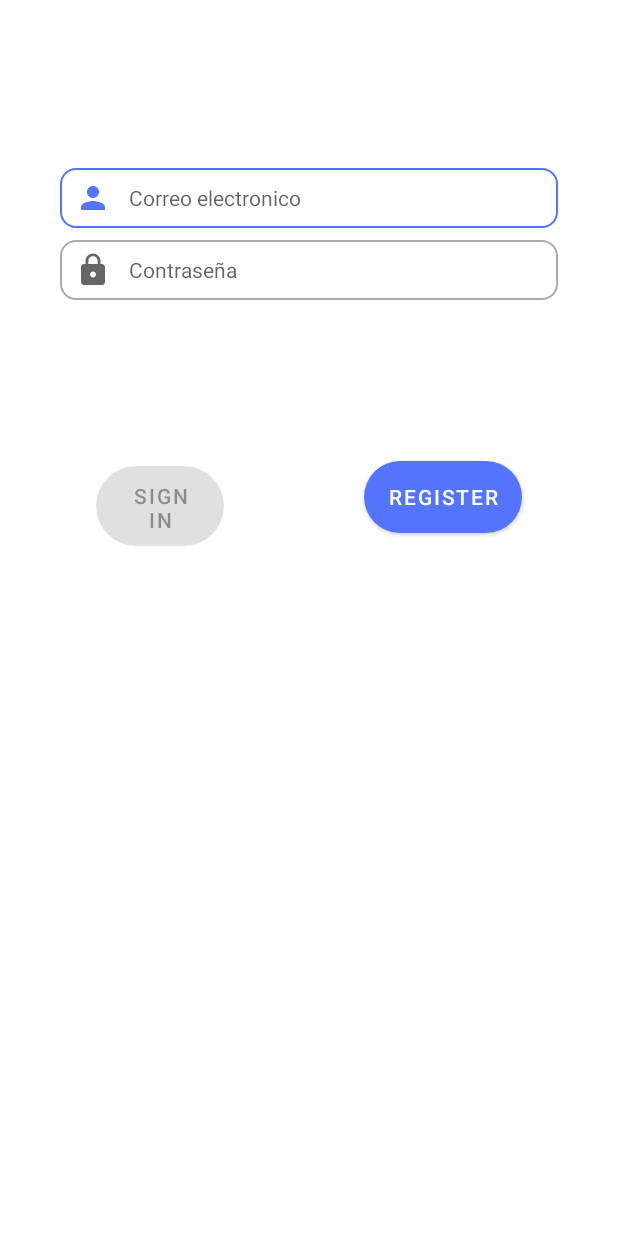
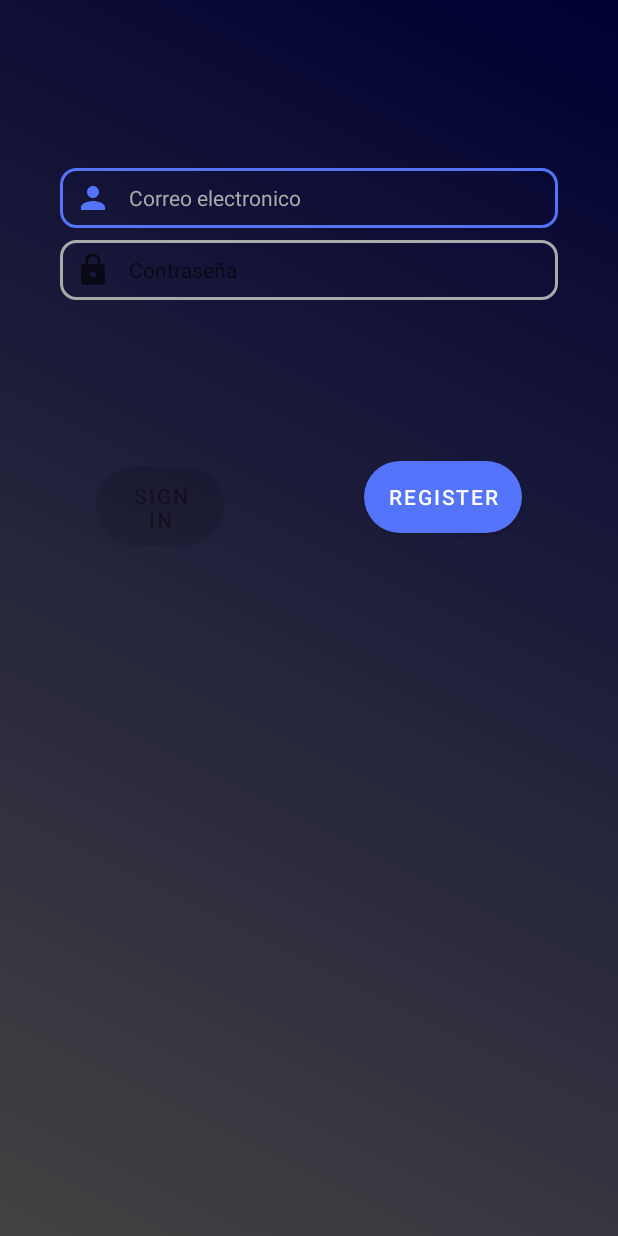
Before and after one commit to fxop0218/AdministradorGym, an Android app: the screen it shows after launch once a user with an empty profile is signed in (LoginActivity), on a phone screen of 412 x 824 dp. Run offline under Robolectric (Android 15) with nearby library versions, the phone set to English and light mode, and no system bars; our stand-ins replace Firebase (no records; nobody signed in at launch, a user with empty details on screens opened directly); libraries missing offline, so code that uses them is left out: com.lusfold.spinnerloading; 2 statements that could not run were skipped.

```diff
--- a/app/src/main/java/com/example/gym/UserFragment.java
+++ b/app/src/main/java/com/example/gym/UserFragment.java
@@ -120,6 +120,7 @@ public class UserFragment extends Fragment {
                                     try {
                                         PojosClass.getUsuarioDAO().addGym(Integer.parseInt(etGymID.getText().toString()));
                                         Toast.makeText(v.getContext(), "Te has insctito con exito a " + gym.getIdGym(), Toast.LENGTH_SHORT).show();
+                                        UserSession.getUsuario().setIdGimnasios(Integer.parseInt(etGymID.getText().toString())); // Se añade la nueva id de gimnasion en la session de usuario actual
 
                                     } catch (Exception e) {
                                         Toast.makeText(v.getContext(), e.getMessage(), Toast.LENGTH_SHORT).show();
--- a/app/src/main/java/com/example/gym/pojos/ActividadesDAO.java
+++ b/app/src/main/java/com/example/gym/pojos/ActividadesDAO.java
@@ -8,11 +8,12 @@ import com.google.firebase.firestore.FirebaseFirestore;
 import com.google.firebase.firestore.QuerySnapshot;
 
 import java.util.ArrayList;
+import java.util.List;
 
 public interface ActividadesDAO {
     public void setActiviad(Actividad a1);
     public Actividad getActividad(int idActividad, OnSuccessListener<Actividad> listener, OnFailureListener failure);
-    public ArrayList<Actividad> getGymActivity(int gymID,String actDate, OnCompleteListener<QuerySnapshot> listener) throws Exception;
+    public List<Actividad> getGymActivity(int gymID, String actDate, OnSuccessListener<QuerySnapshot> listener, OnFailureListener failureListener) throws Exception;
     public Actividad[] getUserActivitys(int idUser);
     public Actividad getActividadById (int idActividad, OnCompleteListener<QuerySnapshot> listener);
 }
--- a/app/src/main/res/drawable/custom_edit_text.xml
+++ b/app/src/main/res/drawable/custom_edit_text.xml
@@ -2,17 +2,15 @@
 <selector xmlns:android="http://schemas.android.com/apk/res/android">
     <item android:state_enabled="true" android:state_focused="true">
         <shape android:shape="rectangle">
-            <solid android:color="@android:color/white"/>
             <corners android:radius="10dp"/>
-            <stroke android:color="@color/azul_logo" android:width="1dp"/>
+            <stroke android:color="@color/azul_logo" android:width="2dp"/>
         </shape>
     </item>
 
     <item android:state_enabled="true">
         <shape android:shape="rectangle">
-            <solid android:color="@android:color/white"/>
             <corners android:radius="10dp"/>
-            <stroke android:color="@android:color/darker_gray" android:width="1dp"/>
+            <stroke android:color="@android:color/darker_gray" android:width="2dp"/>
         </shape>
     </item>
 </selector>
--- /dev/null
+++ b/app/src/main/res/drawable/wallpaper_grade.xml
@@ -0,0 +1,11 @@
+<?xml version="1.0" encoding="utf-8"?>
+<selector xmlns:android="http://schemas.android.com/apk/res/android">
+    <item>
+        <shape>
+            <gradient android:angle="45"
+                android:startColor="#434343"
+                android:endColor="#000033"
+                android:type="linear"/>
+        </shape>
+    </item>
+</selector>
--- a/app/src/main/res/layout/activity_login.xml
+++ b/app/src/main/res/layout/activity_login.xml
@@ -9,6 +9,7 @@
     android:paddingTop="@dimen/activity_vertical_margin"
     android:paddingRight="@dimen/activity_horizontal_margin"
     android:paddingBottom="@dimen/activity_vertical_margin"
+    android:background="@drawable/wallpaper_grade"
     tools:context=".ui.login.LoginActivity">
 
     <Button
@@ -40,6 +41,8 @@
         android:hint="@string/prompt_email"
         android:ems="10"
         android:textSize="14dp"
+        android:textColorHint="@android:color/darker_gray"
+        android:textColor="@color/azul_logo"
         android:inputType="textEmailAddress"
         android:selectAllOnFocus="true"
         app:layout_constraintEnd_toEndOf="parent"
```
Also changed, not shown: app/src/main/java/com/example/gym/pojos/ActividadesDAOImp.java (+17 -14 lines), app/src/main/java/com/example/gym/user/view_actividades_activity.java (+11 -7 lines).
